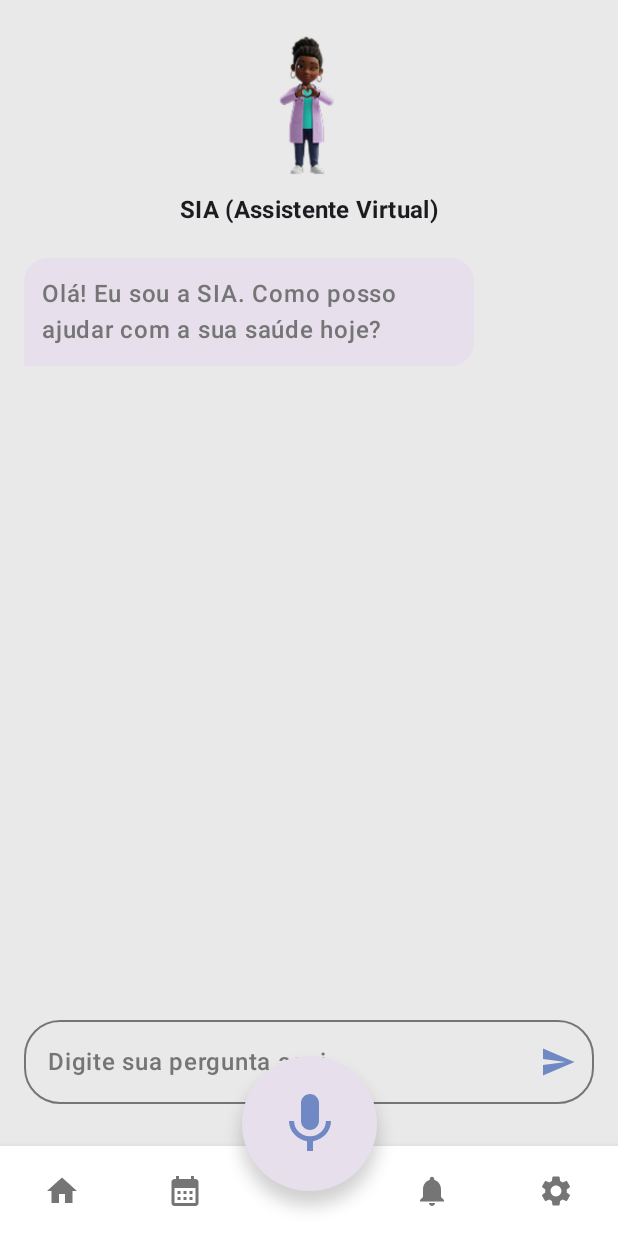
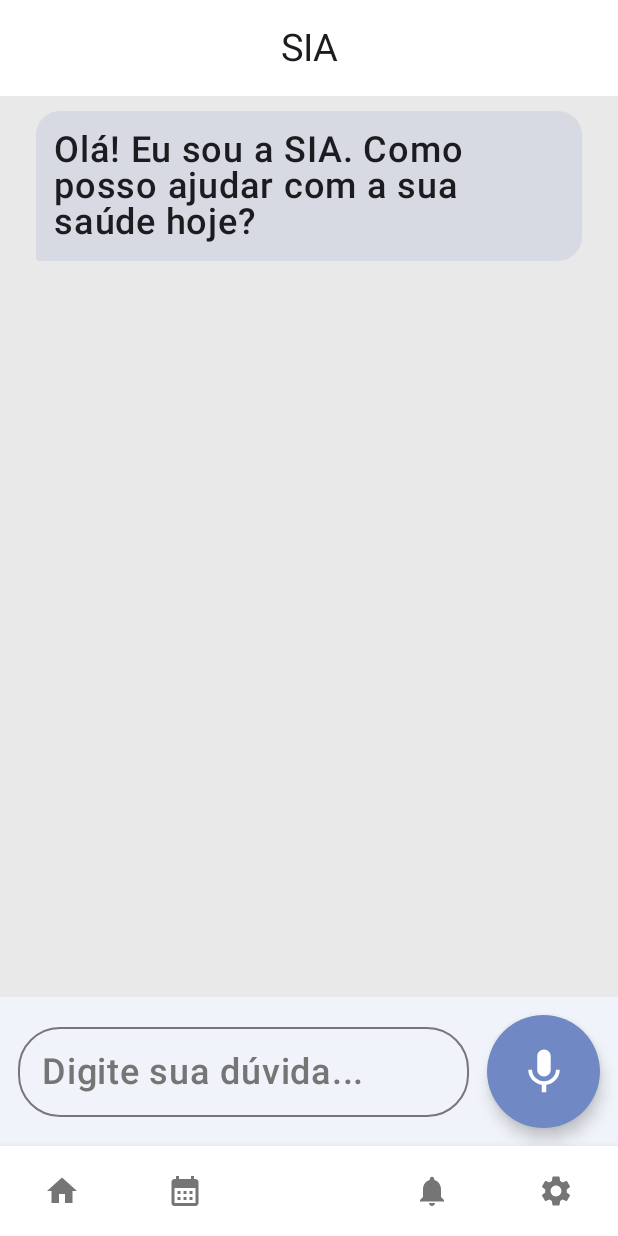
Before and after one commit to Salus-Assistent/SalusApp, an Android app built with Jetpack Compose: the ChatbotScreen screen opened through its navigation route, on a phone screen of 412 x 824 dp. Run offline under Robolectric (Android 15) with nearby library versions, the phone set to English and light mode, and no system bars; our stand-ins replace Dagger/Hilt's generated code.

Commit message:
Feat: Voice command and Text-to-Speech in Chatbot

```diff
--- a/app/build.gradle.kts
+++ b/app/build.gradle.kts
@@ -114,6 +114,7 @@ dependencies {
 
     // ----- SMS -----
     implementation(libs.accompanist.permissions)
+
 }
 
 kapt {
--- a/app/src/main/AndroidManifest.xml
+++ b/app/src/main/AndroidManifest.xml
@@ -33,6 +33,7 @@
         <activity
             android:name=".MainActivity"
             android:exported="true"
+            android:windowSoftInputMode="adjustResize"
             android:theme="@style/Theme.Salus">
 
             <intent-filter>
--- a/app/src/main/java/com/example/salus/MainActivity.kt
+++ b/app/src/main/java/com/example/salus/MainActivity.kt
@@ -16,6 +16,9 @@ import com.example.salus.navigation.AppScreens
 class MainActivity : ComponentActivity() {
     override fun onCreate(savedInstanceState: Bundle?) {
         super.onCreate(savedInstanceState)
+        val windowInsetsController = androidx.core.view.WindowCompat.getInsetsController(window, window.decorView)
+        windowInsetsController.systemBarsBehavior = androidx.core.view.WindowInsetsControllerCompat.BEHAVIOR_SHOW_TRANSIENT_BARS_BY_SWIPE
+        windowInsetsController.hide(androidx.core.view.WindowInsetsCompat.Type.systemBars())
         val startDestination = intent.getStringExtra("START_DESTINATION")
             ?: AppScreens.Splash.route
         setContent {
--- a/app/src/main/java/com/example/salus/di/NetworkModule.kt
+++ b/app/src/main/java/com/example/salus/di/NetworkModule.kt
@@ -16,7 +16,7 @@ import javax.inject.Singleton
 @InstallIn(SingletonComponent::class)
 object NetworkModule {
 
-    private const val BASE_URL = "https://kaelkj.app.n8n.cloud/"
+    private const val BASE_URL = "https://kgekenji.app.n8n.cloud/"
 
     @Provides
     @Singleton
--- a/app/src/main/java/com/example/salus/ui/components/MarkdownText.kt
+++ b/app/src/main/java/com/example/salus/ui/components/MarkdownText.kt
@@ -1,88 +1,45 @@
 package com.example.salus.ui.components
 
-import androidx.compose.material3.LocalContentColor
 import androidx.compose.material3.LocalTextStyle
-import androidx.compose.material3.MaterialTheme
 import androidx.compose.material3.Text
-import androidx.compose.material3.Typography
 import androidx.compose.runtime.Composable
 import androidx.compose.ui.Modifier
 import androidx.compose.ui.graphics.Color
-import androidx.compose.ui.text.AnnotatedString
 import androidx.compose.ui.text.SpanStyle
-import androidx.compose.ui.text.TextStyle
 import androidx.compose.ui.text.buildAnnotatedString
-import androidx.compose.ui.text.font.FontStyle
 import androidx.compose.ui.text.font.FontWeight
+import androidx.compose.ui.text.style.TextAlign
 import androidx.compose.ui.text.withStyle
 
 @Composable
 fun MarkdownText(
     text: String,
     modifier: Modifier = Modifier,
-    style: TextStyle = LocalTextStyle.current,
-    color: Color = LocalContentColor.current
+    color: Color = Color.Unspecified,
+    textAlign: TextAlign? = null
 ) {
-    val annotatedString = parseMarkdown(text, MaterialTheme.typography)
-    Text(
-        text = annotatedString,
-        modifier = modifier,
-        style = style,
-        color = color
-    )
-}
+    val styledText = buildAnnotatedString {
+        // Divide o texto pelos asteriscos duplos (**)
+        val parts = text.split("**")
 
-private fun parseMarkdown(text: String, typography: Typography): AnnotatedString {
-    return buildAnnotatedString {
-        val lines = text.split('\n')
-
-        val inlineRegex = Regex("(\\*\\*(.*?)\\*\\*)|(\\*(.*?)\\*)")
-
-        lines.forEachIndexed { index, line ->
-
-            when {
-                line.startsWith("### ") -> {
-                    withStyle(style = typography.titleMedium.toSpanStyle().copy(fontWeight = FontWeight.Bold)) {
-                        append(line.removePrefix("### ").trim())
-                    }
+        parts.forEachIndexed { index, part ->
+            // Se o índice for ímpar (1, 3, 5...), é a parte que estava entre asteriscos
+            if (index % 2 == 1) {
+                withStyle(style = SpanStyle(fontWeight = FontWeight.Bold)) {
+                    append(part)
                 }
-
-                else -> {
-                    var currentIndex = 0
-                    val matches = inlineRegex.findAll(line)
-
-                    matches.forEach { matchResult ->
-                        if (matchResult.range.first > currentIndex) {
-                            append(line.substring(currentIndex, matchResult.range.first))
-                        }
-
-                        val boldContent = matchResult.groupValues[2].ifEmpty { null }
-                        val italicContent = matchResult.groupValues[4].ifEmpty { null }
-
-                        when {
-                            boldContent != null -> {
-                                withStyle(style = SpanStyle(fontWeight = FontWeight.Bold)) {
-                                    append(boldContent)
-                                }
-                            }
-                            italicContent != null -> {
-                                withStyle(style = SpanStyle(fontStyle = FontStyle.Italic)) {
-                                    append(italicContent)
-                                }
-                            }
-                        }
-                        currentIndex = matchResult.range.last + 1
-                    }
-
-                    if (currentIndex < line.length) {
-                        append(line.substring(currentIndex, line.length))
-                    }
-                }
-            }
-
-            if (index < lines.size - 1) {
-                append('\n')
+            } else {
+                // Se for par, é texto normal
+                append(part)
             }
         }
     }
+
+    Text(
+        text = styledText,
+        modifier = modifier,
+        color = color,
+        textAlign = textAlign,
+        style = LocalTextStyle.current
+    )
 }
--- a/app/src/main/java/com/example/salus/ui/screens/common/ChatbotScreen.kt
+++ b/app/src/main/java/com/example/salus/ui/screens/common/ChatbotScreen.kt
@@ -1,208 +1,203 @@
-package com.example.salus.ui.screens.common
+package com.example.salus.ui.screens.paciente
 
-import android.speech.tts.Voice
-import androidx.compose.foundation.Image
-import androidx.compose.foundation.background
-import androidx.compose.foundation.layout.Arrangement
-import androidx.compose.foundation.layout.Box
-import androidx.compose.foundation.layout.Column
-import androidx.compose.foundation.layout.Row
-import androidx.compose.foundation.layout.Spacer
-import androidx.compose.foundation.layout.fillMaxSize
-import androidx.compose.foundation.layout.fillMaxWidth
-import androidx.compose.foundation.layout.height
-import androidx.compose.foundation.layout.offset
-import androidx.compose.foundation.layout.padding
-import androidx.compose.foundation.layout.size
-import androidx.compose.foundation.layout.widthIn
+import android.app.Activity
+import android.content.Intent
+import android.speech.RecognizerIntent
+import androidx.activity.compose.rememberLauncherForActivityResult
+import androidx.activity.result.contract.ActivityResultContracts
+import androidx.compose.animation.AnimatedContent
+import androidx.compose.animation.ExperimentalAnimationApi
+import androidx.compose.foundation.layout.*
 import androidx.compose.foundation.lazy.LazyColumn
 import androidx.compose.foundation.lazy.items
 import androidx.compose.foundation.lazy.rememberLazyListState
+import androidx.compose.foundation.shape.CircleShape
 import androidx.compose.foundation.shape.RoundedCornerShape
 import androidx.compose.material.icons.Icons
-import androidx.compose.material.icons.filled.Send
-import androidx.compose.material3.Card
-import androidx.compose.material3.CardDefaults
-import androidx.compose.material3.Icon
-import androidx.compose.material3.IconButton
-import androidx.compose.material3.MaterialTheme
-import androidx.compose.material3.OutlinedTextField
-import androidx.compose.material3.OutlinedTextFieldDefaults
-import androidx.compose.material3.Text
-import androidx.compose.runtime.Composable
-import androidx.compose.runtime.LaunchedEffect
-import androidx.compose.runtime.getValue
-import androidx.compose.runtime.mutableStateOf
-import androidx.compose.runtime.remember
-import androidx.compose.runtime.setValue
+import androidx.compose.material.icons.automirrored.filled.Send
+import androidx.compose.material.icons.filled.Mic
+import androidx.compose.material3.*
+import androidx.compose.runtime.*
 import androidx.compose.ui.Alignment
 import androidx.compose.ui.Modifier
-import androidx.compose.ui.draw.clip
 import androidx.compose.ui.graphics.Color
-import androidx.compose.ui.res.painterResource
-import androidx.compose.ui.text.font.FontWeight
+import androidx.compose.ui.platform.LocalContext
 import androidx.compose.ui.unit.dp
 import androidx.hilt.navigation.compose.hiltViewModel
-import androidx.lifecycle.compose.collectAsStateWithLifecycle
 import androidx.navigation.NavHostController
-import androidx.navigation.compose.currentBackStackEntryAsState
-import com.example.salus.R
 import com.example.salus.data.model.ChatMessage
-import com.example.salus.navigation.AppScreens
+import com.example.salus.navigation.AppScreens // <--- IMPORTANTE
 import com.example.salus.ui.components.MarkdownText
-import com.example.salus.ui.components.SalusBottomBar
-import com.example.salus.ui.components.SalusVoiceFAB
+import com.example.salus.ui.components.SalusBottomBar // <--- IMPORTANTE
 import com.example.salus.ui.theme.AzulGradienteFim
-import com.example.salus.ui.theme.AzulGradienteInicio
-import com.example.salus.ui.theme.CinzaIcones
 import com.example.salus.viewmodel.ChatbotViewModel
-import com.example.salus.viewmodel.VoiceCommandViewModel
+import java.util.Locale
 
+@OptIn(ExperimentalAnimationApi::class, ExperimentalMaterial3Api::class)
 @Composable
 fun ChatbotScreen(
     navController: NavHostController,
-    viewModel: ChatbotViewModel = hiltViewModel(),
-    voiceViewModel: VoiceCommandViewModel = hiltViewModel()
+    viewModel: ChatbotViewModel = hiltViewModel()
 ) {
-    val navBackStackEntry by navController.currentBackStackEntryAsState()
-    val currentRoute = navBackStackEntry?.destination?.route
+    val chatMessages by viewModel.chatMessages.collectAsState()
+    val isLoading by viewModel.isLoading.collectAsState()
 
-    val chatMessages by viewModel.chatMessages.collectAsStateWithLifecycle()
-    val isLoading by viewModel.isLoading.collectAsStateWithLifecycle()
-    val isListening by voiceViewModel.isListening.collectAsStateWithLifecycle()
+    var textInput by remember { mutableStateOf("") }
+    val listState = rememberLazyListState()
 
-    var userMessage by remember { mutableStateOf("") }
-
-    val listState = rememberLazyListState()
+    // --- LÓGICA DE VOZ ---
+    val voiceLauncher = rememberLauncherForActivityResult(
+        contract = ActivityResultContracts.StartActivityForResult()
+    ) { result ->
+        if (result.resultCode == Activity.RESULT_OK) {
+            val data = result.data
+            val results = data?.getStringArrayListExtra(RecognizerIntent.EXTRA_RESULTS)
+            val spokenText = results?.get(0)
+            if (!spokenText.isNullOrBlank()) {
+                viewModel.sendMessage(spokenText)
+                textInput = ""
+            }
+        }
+    }
 
     LaunchedEffect(chatMessages.size) {
         if (chatMessages.isNotEmpty()) {
-            listState.animateScrollToItem(chatMessages.size)
+            listState.animateScrollToItem(chatMessages.size - 1)
         }
     }
 
-    Box(
-        modifier = Modifier
-            .fillMaxSize()
-            .background(MaterialTheme.colorScheme.background)
-    ) {
+    Scaffold(
+        topBar = { CenterAlignedTopAppBar(title = { Text("SIA") }) },
+
+        // --- ADICIONADO: A BARRA DE NAVEGAÇÃO ---
+        bottomBar = {
+            SalusBottomBar(
+                currentRoute = AppScreens.Chatbot.route, // Marca o botão Chatbot como ativo (se houver)
+                onHomeClick = { navController.navigate(AppScreens.HomePaciente.route) },
+                onCalendarClick = { navController.navigate(AppScreens.CalendarioPaciente.route) },
+                onNotificationsClick = { navController.navigate(AppScreens.NotificacoesPaciente.route) },
+                onSettingsClick = { navController.navigate(AppScreens.PerfilPaciente.route) }
+            )
+        },
+        // ----------------------------------------
+
+        modifier = Modifier.imePadding()
+    ) { paddingValues ->
+
         Column(
             modifier = Modifier
                 .fillMaxSize()
-                .padding(bottom = 80.dp),
-            horizontalAlignment = Alignment.CenterHorizontally
+                .padding(paddingValues)
         ) {
-            Image(
-                painter = painterResource(id = R.drawable.sia),
-                contentDescription = "Avatar SalusAI",
+            // LISTA DE MENSAGENS
+            LazyColumn(
                 modifier = Modifier
-                    .size(120.dp)
-                    .padding(top = 24.dp)
-                    .clip(RoundedCornerShape(24.dp))
-            )
-            Spacer(modifier = Modifier.height(8.dp))
-            Text(
-                text = "SIA (Assistente Virtual)",
-                style = MaterialTheme.typography.titleMedium,
-                fontWeight = FontWeight.Bold,
-                color = MaterialTheme.colorScheme.onBackground
-            )
-
-            LazyColumn(
+                    .weight(1f)
+                    .padding(horizontal = 16.dp),
                 state = listState,
-                modifier = Modifier
-                    .fillMaxWidth()
-                    .weight(1f)
-                    .padding(horizontal = 16.dp, vertical = 16.dp)
+                verticalArrangement = Arrangement.spacedBy(8.dp),
+                contentPadding = PaddingValues(top = 8.dp, bottom = 8.dp)
             ) {
                 items(chatMessages) { message ->
-                    MessageBubble(message = message)
+                    ChatBubble(message)
                 }
-
                 if (isLoading) {
                     item {
-                        MessageBubble(message = ChatMessage("...", false))
+                        Text("A SIA está a pensar...", style = MaterialTheme.typography.bodySmall, modifier = Modifier.padding(start = 12.dp, top = 8.dp))
                     }
                 }
             }
 
-            OutlinedTextField(
-                value = userMessage,
-                onValueChange = { userMessage = it },
-                placeholder = { Text("Digite sua pergunta aqui...") },
-                modifier = Modifier
-                    .fillMaxWidth()
-                    .padding(horizontal = 16.dp, vertical = 8.dp),
-                shape = RoundedCornerShape(24.dp),
-                trailingIcon = {
-                    IconButton(
+            // --- ÁREA DE INPUT (Fica logo acima da BottomBar) ---
+            Surface(
+                tonalElevation = 5.dp,
+                modifier = Modifier.fillMaxWidth()
+            ) {
+                Row(
+                    modifier = Modifier
+                        .padding(12.dp)
+                    // navigationBarsPadding removido daqui pois o BottomBar já cuida disso
+                    ,
+                    verticalAlignment = Alignment.CenterVertically
+                ) {
+                    // CAMPO DE TEXTO
+                    OutlinedTextField(
+                        value = textInput,
+                        onValueChange = { textInput = it },
+                        placeholder = { Text("Digite sua dúvida...") },
+                        modifier = Modifier
+                            .weight(1f)
+                            .heightIn(min = 56.dp),
+                        shape = RoundedCornerShape(28.dp),
+                        maxLines = 3
+                    )
+
+                    Spacer(modifier = Modifier.width(12.dp))
+
+                    // BOTÃO DINÂMICO (Mic / Send)
+                    val isMicMode = textInput.isBlank()
+
+                    FloatingActionButton(
                         onClick = {
-                            viewModel.sendMessage(userMessage)
-                            userMessage = ""
+                            if (isMicMode) {
+                                val intent = Intent(RecognizerIntent.ACTION_RECOGNIZE_SPEECH).apply {
+                                    putExtra(RecognizerIntent.EXTRA_LANGUAGE_MODEL, RecognizerIntent.LANGUAGE_MODEL_FREE_FORM)
+                                    putExtra(RecognizerIntent.EXTRA_LANGUAGE, "pt-BR")
+                                    putExtra(RecognizerIntent.EXTRA_PROMPT, "Pode falar...")
+                                }
+                                voiceLauncher.launch(intent)
+                            } else {
+                                if (!isLoading) {
+                                    viewModel.sendMessage(textInput)
+                                    textInput = ""
+                                }
+                            }
                         },
-                        enabled = !isLoading && userMessage.isNotBlank()
+                        containerColor = AzulGradienteFim,
+                        contentColor = Color.White,
+                        shape = CircleShape,
+                        modifier = Modifier.size(75.dp)
                     ) {
-                        Icon(Icons.Default.Send, contentDescription = "Enviar", tint = AzulGradienteFim)
+                        AnimatedContent(targetState = isMicMode, label = "icon_anim") { showMic ->
+                            if (showMic) {
+                                Icon(
+                                    imageVector = Icons.Default.Mic,
+                                    contentDescription = "Falar",
+                                    modifier = Modifier.size(36.dp)
+                                )
+                            } else {
+                                Icon(
+                                    imageVector = Icons.AutoMirrored.Filled.Send,
+                                    contentDescription = "Enviar",
+                                    modifier = Modifier.size(32.dp)
+                                )
+                            }
+                        }
                     }
-                },
-                colors = OutlinedTextFieldDefaults.colors(
-                    focusedBorderColor = AzulGradienteFim,
-                    unfocusedBorderColor = CinzaIcones
-                )
-            )
-        }
-
-        SalusBottomBar(
-            modifier = Modifier.align(Alignment.BottomCenter),
-            currentRoute = currentRoute,
-            onHomeClick = { navController.navigate(AppScreens.HomePaciente.route) },
-            onCalendarClick = { navController.navigate(AppScreens.CalendarioPaciente.route) },
-            onNotificationsClick = { navController.navigate(AppScreens.NotificacoesPaciente.route) },
-            onSettingsClick = { navController.navigate(AppScreens.PerfilPaciente.route) }
-        )
-        SalusVoiceFAB(
-            modifier = Modifier
-                .align(Alignment.BottomCenter)
-                .offset(y = (-30).dp),
-            onClick = { voiceViewModel.startListening() },
-            isListening = isListening
-        )
-    }
-}
-
-@Composable
-private fun MessageBubble(message: ChatMessage) {
-    Row(
-        modifier = Modifier
-            .fillMaxWidth()
-            .padding(vertical = 4.dp),
-        horizontalArrangement = if (message.isFromUser) Arrangement.End else Arrangement.Start
-    ) {
-        Card(
-            shape = RoundedCornerShape(
-                topStart = 16.dp,
-                topEnd = 16.dp,
-                bottomStart = if (message.isFromUser) 16.dp else 0.dp,
-                bottomEnd = if (message.isFromUser) 0.dp else 16.dp
-            ),
-            colors = CardDefaults.cardColors(
-                containerColor = if (message.isFromUser) AzulGradienteInicio else MaterialTheme.colorScheme.surfaceVariant
-            ),
-            modifier = Modifier.widthIn(max = 300.dp)
-        ) {
-            if (message.isFromUser) {
-                Text(
-                    text = message.text,
-                    modifier = Modifier.padding(12.dp),
-                    color = Color.White
-                )
-            } else {
-                MarkdownText(
-                    text = message.text,
-                    modifier = Modifier.padding(12.dp),
-                    color = MaterialTheme.colorScheme.onSurfaceVariant
-                )
+                }
             }
         }
     }
 }
+
+// (Seu ChatBubble com MarkdownText continua aqui igual)
+@Composable
+fun ChatBubble(message: ChatMessage) {
+    val isUser = message.isFromUser
+    val align = if (isUser) Alignment.End else Alignment.Start
+    val containerColor = if (isUser) MaterialTheme.colorScheme.surfaceVariant else AzulGradienteFim.copy(alpha = 0.15f)
+
+    Column(modifier = Modifier.fillMaxWidth(), horizontalAlignment = align) {
+        Surface(
+            color = containerColor,
+            shape = RoundedCornerShape(topStart = 16.dp, topEnd = 16.dp, bottomStart = if (isUser) 16.dp else 2.dp, bottomEnd = if (isUser) 2.dp else 16.dp),
+            modifier = Modifier.padding(horizontal = 8.dp, vertical = 2.dp)
+        ) {
+            MarkdownText(
+                text = message.text,
+                modifier = Modifier.padding(12.dp),
+                color = MaterialTheme.colorScheme.onSurface
+            )
+        }
+    }
+}
--- a/app/src/main/java/com/example/salus/ui/screens/cuidador/AlertaScreenCuidador.kt
+++ b/app/src/main/java/com/example/salus/ui/screens/cuidador/AlertaScreenCuidador.kt
@@ -133,7 +133,7 @@ fun AlertaScreenCuidador(
                         )
                     }
                 }
-                // TODO: Adicionar botão "Ligar 192"
+
             }
         }
     }
--- a/app/src/main/java/com/example/salus/ui/theme/Type.kt
+++ b/app/src/main/java/com/example/salus/ui/theme/Type.kt
@@ -10,21 +10,21 @@ val Typography = Typography(
     bodyLarge = TextStyle(
         fontFamily = FontFamily.Default,
         fontWeight = FontWeight.Medium,
-        fontSize = 16.sp,
+        fontSize = 24.sp,
         lineHeight = 24.sp,
         letterSpacing = 0.5.sp
     ),
     titleLarge = TextStyle(
         fontFamily = FontFamily.Default,
         fontWeight = FontWeight.Normal,
-        fontSize = 22.sp,
+        fontSize = 25.sp,
         lineHeight = 28.sp,
         letterSpacing = 0.sp
     ),
     labelSmall = TextStyle(
         fontFamily = FontFamily.Default,
         fontWeight = FontWeight.Medium,
-        fontSize = 11.sp,
+        fontSize = 24.sp,
         lineHeight = 16.sp,
         letterSpacing = 0.5.sp
     )
```
Also changed, not shown: app/src/main/java/com/example/salus/navigation/NavGraph.kt (+2 -5 lines), app/src/main/java/com/example/salus/ui/screens/cuidador/HomeScreenCuidador.kt (+6 -5 lines), app/src/main/java/com/example/salus/ui/screens/paciente/FASTScreen.kt (+6 -6 lines), app/src/main/java/com/example/salus/ui/screens/paciente/HomeScreenPaciente.kt (+37 -21 lines), app/src/main/java/com/example/salus/viewmodel/ChatbotViewModel.kt (+17 -28 lines).
